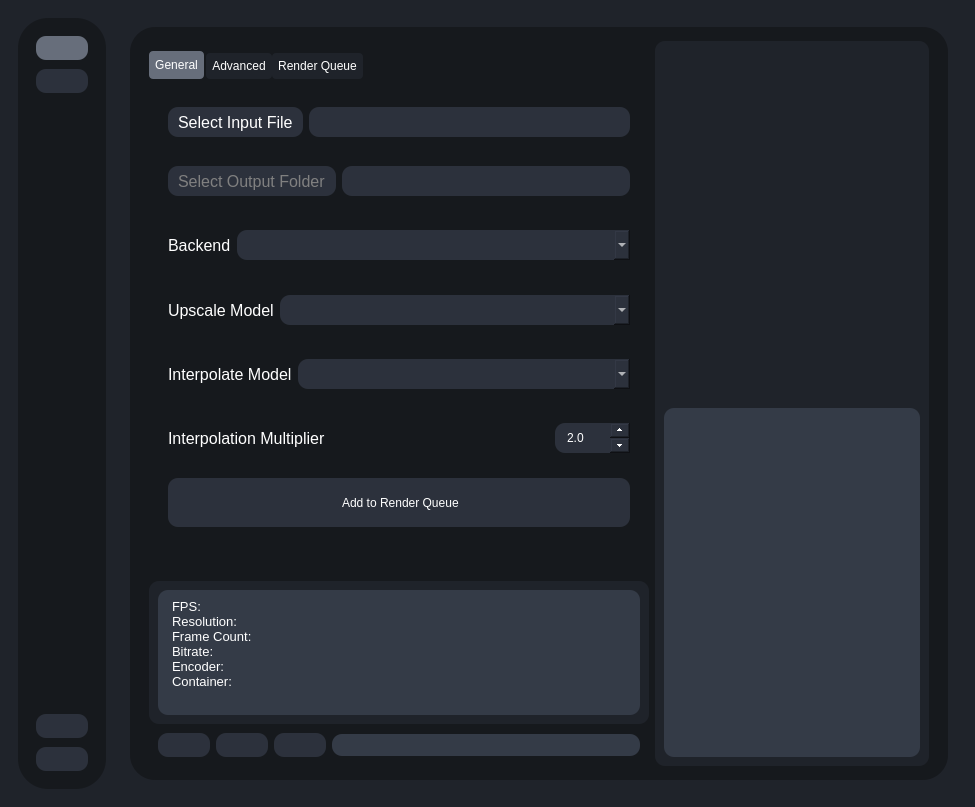
This is testRVEInterface.ui in gokulmc/enhance_crop as Qt 5 draws it before an edit. The edited form follows.
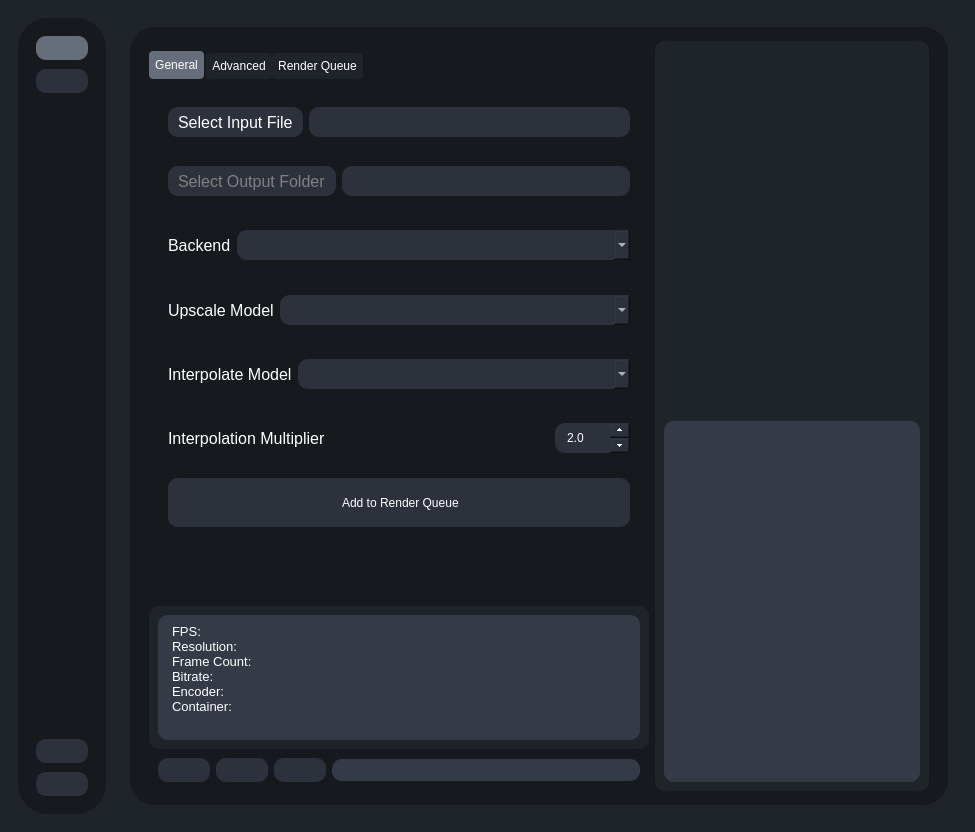
This is the edited form. The open tabs and pages were chosen to show the change. Icons and pictures are not drawn.

```diff
--- a/testRVEInterface.ui
+++ b/testRVEInterface.ui
@@ -5,8 +5,8 @@
    <rect>
     <x>0</x>
     <y>0</y>
-    <width>0</width>
-    <height>0</height>
+    <width>971</width>
+    <height>832</height>
    </rect>
   </property>
   <property name="sizePolicy">
@@ -2047,19 +2047,19 @@
                              <bool>true</bool>
                             </property>
                             <property name="html">
-                             <string notr="true">&lt;!DOCTYPE HTML PUBLIC "-//W3C//DTD HTML 4.0//EN" "http://www.w3.org/TR/REC-html40/strict.dtd"&gt;
-&lt;html&gt;&lt;head&gt;&lt;meta name="qrichtext" content="1" /&gt;&lt;meta charset="utf-8" /&gt;&lt;style type="text/css"&gt;
+                             <string notr="true">&lt;!DOCTYPE HTML PUBLIC &quot;-//W3C//DTD HTML 4.0//EN&quot; &quot;http://www.w3.org/TR/REC-html40/strict.dtd&quot;&gt;
+&lt;html&gt;&lt;head&gt;&lt;meta name=&quot;qrichtext&quot; content=&quot;1&quot; /&gt;&lt;meta charset=&quot;utf-8&quot; /&gt;&lt;style type=&quot;text/css&quot;&gt;
 p, li { white-space: pre-wrap; }
 hr { height: 1px; border-width: 0; }
-li.unchecked::marker { content: "\2610"; }
-li.checked::marker { content: "\2612"; }
-&lt;/style&gt;&lt;/head&gt;&lt;body style=" font-family:'Sans Serif'; font-size:9pt; font-weight:400; font-style:normal;"&gt;
-&lt;p style=" margin-top:0px; margin-bottom:0px; margin-left:0px; margin-right:0px; -qt-block-indent:0; text-indent:0px;"&gt;&lt;span style=" font-size:10pt;"&gt;FPS:&lt;/span&gt;&lt;/p&gt;
-&lt;p style=" margin-top:0px; margin-bottom:0px; margin-left:0px; margin-right:0px; -qt-block-indent:0; text-indent:0px;"&gt;&lt;span style=" font-size:10pt;"&gt;Resolution:&lt;/span&gt;&lt;/p&gt;
-&lt;p style=" margin-top:0px; margin-bottom:0px; margin-left:0px; margin-right:0px; -qt-block-indent:0; text-indent:0px;"&gt;&lt;span style=" font-size:10pt;"&gt;Frame Count:&lt;/span&gt;&lt;/p&gt;
-&lt;p style=" margin-top:0px; margin-bottom:0px; margin-left:0px; margin-right:0px; -qt-block-indent:0; text-indent:0px;"&gt;&lt;span style=" font-size:10pt;"&gt;Bitrate:&lt;/span&gt;&lt;/p&gt;
-&lt;p style=" margin-top:0px; margin-bottom:0px; margin-left:0px; margin-right:0px; -qt-block-indent:0; text-indent:0px;"&gt;&lt;span style=" font-size:10pt;"&gt;Encoder:&lt;/span&gt;&lt;/p&gt;
-&lt;p style=" margin-top:0px; margin-bottom:0px; margin-left:0px; margin-right:0px; -qt-block-indent:0; text-indent:0px;"&gt;&lt;span style=" font-size:10pt;"&gt;Container:&lt;/span&gt;&lt;/p&gt;&lt;/body&gt;&lt;/html&gt;</string>
+li.unchecked::marker { content: &quot;\2610&quot;; }
+li.checked::marker { content: &quot;\2612&quot;; }
+&lt;/style&gt;&lt;/head&gt;&lt;body style=&quot; font-family:'Segoe UI'; font-size:9pt; font-weight:400; font-style:normal;&quot;&gt;
+&lt;p style=&quot; margin-top:0px; margin-bottom:0px; margin-left:0px; margin-right:0px; -qt-block-indent:0; text-indent:0px;&quot;&gt;&lt;span style=&quot; font-family:'Sans Serif'; font-size:10pt;&quot;&gt;FPS:&lt;/span&gt;&lt;/p&gt;
+&lt;p style=&quot; margin-top:0px; margin-bottom:0px; margin-left:0px; margin-right:0px; -qt-block-indent:0; text-indent:0px;&quot;&gt;&lt;span style=&quot; font-family:'Sans Serif'; font-size:10pt;&quot;&gt;Resolution:&lt;/span&gt;&lt;/p&gt;
+&lt;p style=&quot; margin-top:0px; margin-bottom:0px; margin-left:0px; margin-right:0px; -qt-block-indent:0; text-indent:0px;&quot;&gt;&lt;span style=&quot; font-family:'Sans Serif'; font-size:10pt;&quot;&gt;Frame Count:&lt;/span&gt;&lt;/p&gt;
+&lt;p style=&quot; margin-top:0px; margin-bottom:0px; margin-left:0px; margin-right:0px; -qt-block-indent:0; text-indent:0px;&quot;&gt;&lt;span style=&quot; font-family:'Sans Serif'; font-size:10pt;&quot;&gt;Bitrate:&lt;/span&gt;&lt;/p&gt;
+&lt;p style=&quot; margin-top:0px; margin-bottom:0px; margin-left:0px; margin-right:0px; -qt-block-indent:0; text-indent:0px;&quot;&gt;&lt;span style=&quot; font-family:'Sans Serif'; font-size:10pt;&quot;&gt;Encoder:&lt;/span&gt;&lt;/p&gt;
+&lt;p style=&quot; margin-top:0px; margin-bottom:0px; margin-left:0px; margin-right:0px; -qt-block-indent:0; text-indent:0px;&quot;&gt;&lt;span style=&quot; font-family:'Sans Serif'; font-size:10pt;&quot;&gt;Container:&lt;/span&gt;&lt;/p&gt;&lt;/body&gt;&lt;/html&gt;</string>
                             </property>
                            </widget>
                           </item>
@@ -2388,14 +2388,14 @@
                        <bool>true</bool>
                       </property>
                       <property name="html">
-                       <string>&lt;!DOCTYPE HTML PUBLIC "-//W3C//DTD HTML 4.0//EN" "http://www.w3.org/TR/REC-html40/strict.dtd"&gt;
-&lt;html&gt;&lt;head&gt;&lt;meta name="qrichtext" content="1" /&gt;&lt;meta charset="utf-8" /&gt;&lt;style type="text/css"&gt;
+                       <string>&lt;!DOCTYPE HTML PUBLIC &quot;-//W3C//DTD HTML 4.0//EN&quot; &quot;http://www.w3.org/TR/REC-html40/strict.dtd&quot;&gt;
+&lt;html&gt;&lt;head&gt;&lt;meta name=&quot;qrichtext&quot; content=&quot;1&quot; /&gt;&lt;meta charset=&quot;utf-8&quot; /&gt;&lt;style type=&quot;text/css&quot;&gt;
 p, li { white-space: pre-wrap; }
 hr { height: 1px; border-width: 0; }
-li.unchecked::marker { content: "\2610"; }
-li.checked::marker { content: "\2612"; }
-&lt;/style&gt;&lt;/head&gt;&lt;body style=" font-family:'Sans Serif'; font-size:13pt; font-weight:400; font-style:normal;"&gt;
-&lt;p style="-qt-paragraph-type:empty; margin-top:0px; margin-bottom:0px; margin-left:0px; margin-right:0px; -qt-block-indent:0; text-indent:0px; font-family:'Noto Sans';"&gt;&lt;br /&gt;&lt;/p&gt;&lt;/body&gt;&lt;/html&gt;</string>
+li.unchecked::marker { content: &quot;\2610&quot;; }
+li.checked::marker { content: &quot;\2612&quot;; }
+&lt;/style&gt;&lt;/head&gt;&lt;body style=&quot; font-family:'Segoe UI'; font-size:13pt; font-weight:400; font-style:normal;&quot;&gt;
+&lt;p style=&quot;-qt-paragraph-type:empty; margin-top:0px; margin-bottom:0px; margin-left:0px; margin-right:0px; -qt-block-indent:0; text-indent:0px; font-family:'Noto Sans';&quot;&gt;&lt;br /&gt;&lt;/p&gt;&lt;/body&gt;&lt;/html&gt;</string>
                       </property>
                      </widget>
                     </item>
```
Left out of the diff: 201 changed lines with no effect on the pictures.
